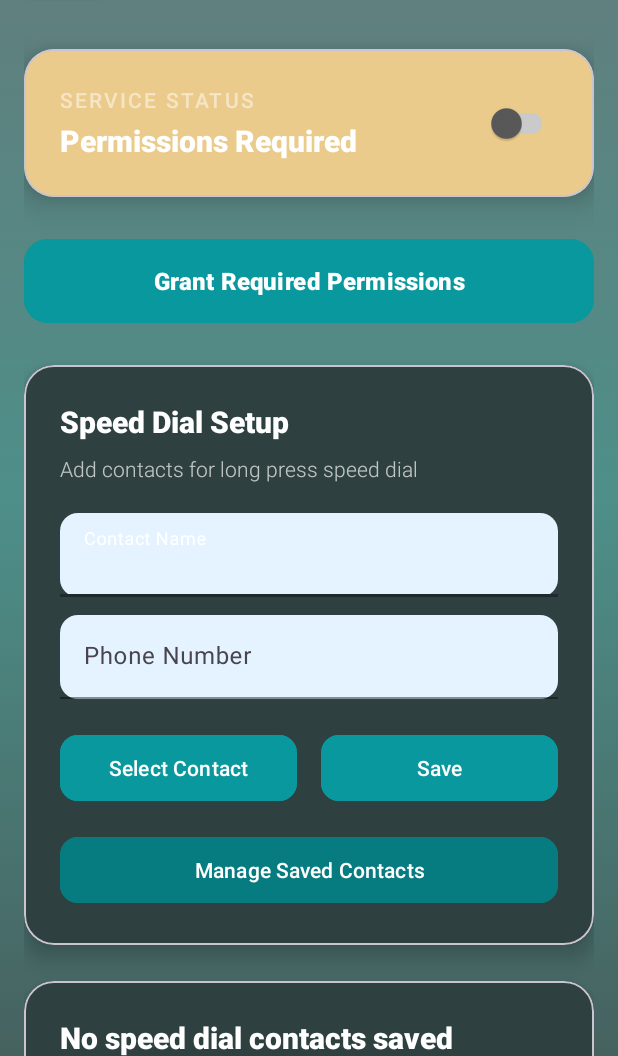
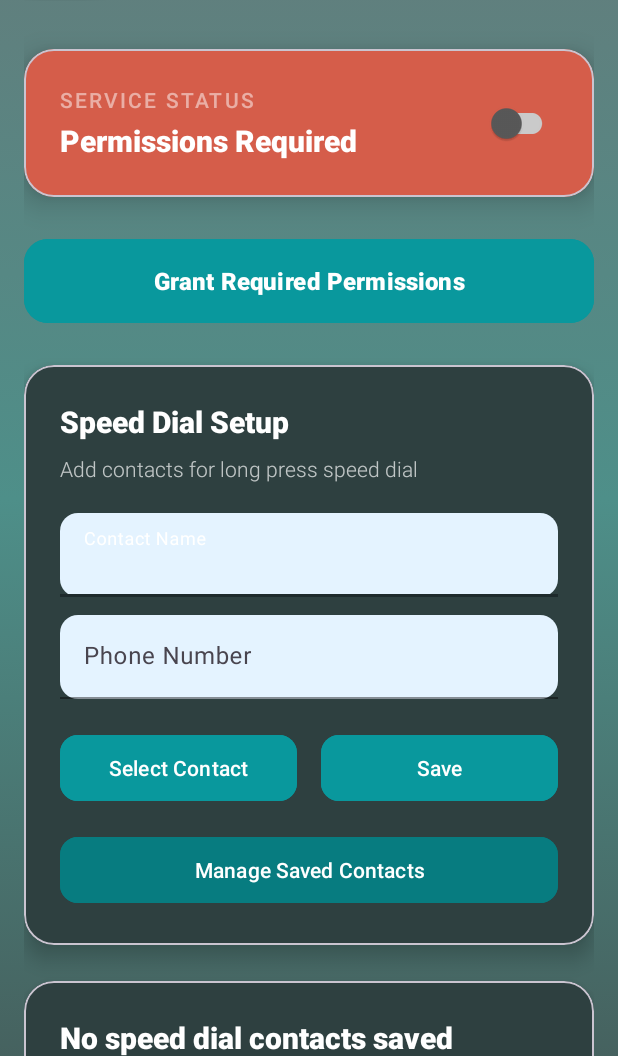
Before and after one commit to NayanPote/EdgeAssist, an Android app: the screen it shows after launch (MainActivity), after a tap on "Save", on a phone screen of 412 x 824 dp, the part 180-1236 px from its top. Run offline under Robolectric (Android 15) with nearby library versions, the phone set to English and light mode, and no system bars; 3 other taps on this screen came first.

Commit message:
3nd commit

```diff
--- a/app/src/main/res/values/colors.xml
+++ b/app/src/main/res/values/colors.xml
@@ -97,10 +97,10 @@
     <color name="accent_color">#A3BE8C</color>
 
     <!-- Status Colors -->
-    <color name="success_color">#A3BE8C</color>
-    <color name="warning_color">#EBCB8B</color>
+    <color name="success_color">#2E4040</color>
+    <color name="warning_color">#D55D4A</color>
     <color name="error_color">#BF616A</color>
-    <color name="inactive_color">#D8DEE9</color>
+    <color name="inactive_color">#898989</color>
 
     <!-- Text Colors -->
     <color name="primary_text">#2E3440</color>
```
